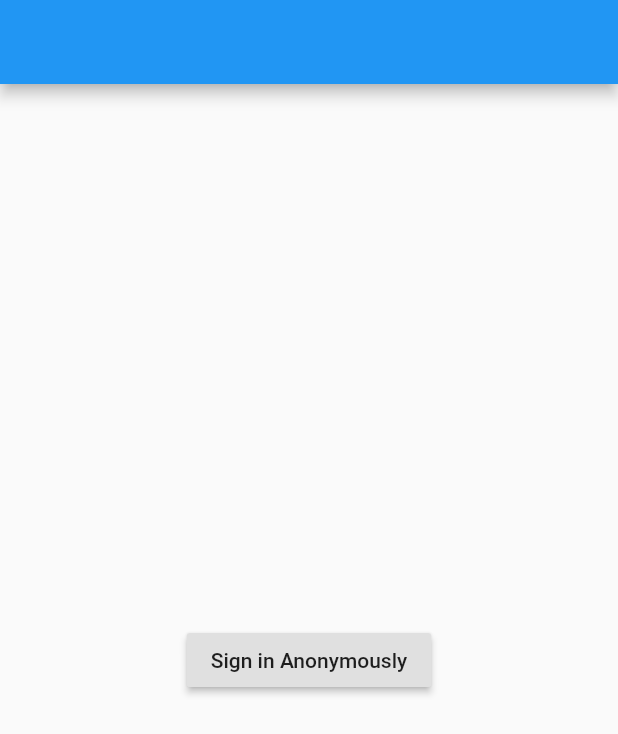
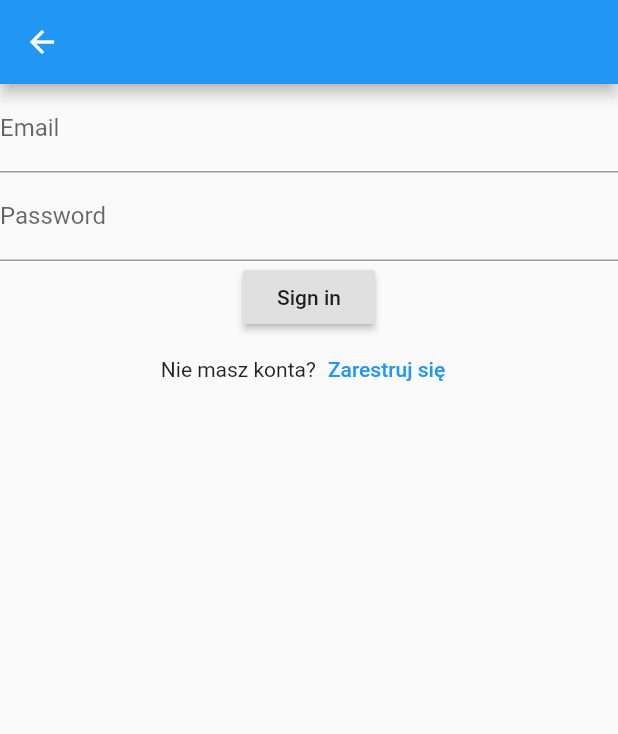
Before and after one commit to MaciekGab/safe_study, a Flutter app: the SignIn screen opened directly, on a phone screen of 412 x 824 dp. Shown: the top 734 px of the screen. Run offline on Flutter 3.47's test engine with Material 2 defaults, Android fonts, the phone set to English and light mode, and no system bars; our stand-ins replace firebase_auth, firebase_core; accounts and stored records are empty.

Commit message:
Added login and registration with Firebase Authentication

```diff
--- /dev/null
+++ b/lib/authentication_service.dart
@@ -0,0 +1,48 @@
+import 'package:firebase_auth/firebase_auth.dart';
+
+class AuthenticationService {
+  final FirebaseAuth _auth;
+
+  AuthenticationService(this._auth);
+
+  //zwraca User lub null
+  Stream<User> get authStateChanges => _auth.authStateChanges();
+
+  //sign in in anon
+  Future signInAnon() async {
+    try {
+      UserCredential userCredential = await _auth.signInAnonymously();
+      User user = userCredential.user;
+      return user;
+    } catch (e) {
+      print(e.toString());
+      return null;
+    }
+  }
+
+//sign in  with email & password
+  Future<String> signIn({String email, String password}) async {
+    try {
+      await _auth.signInWithEmailAndPassword(email: email, password: password);
+      return "Signed in";
+    } on FirebaseAuthException catch (e) {
+      return e.message;
+    }
+  }
+
+//register with emial & passoword
+  Future<String> signUp({String email, String password}) async {
+    try {
+      await _auth.createUserWithEmailAndPassword(
+          email: email, password: password);
+      return "Signed up";
+    } on FirebaseAuthException catch (e) {
+      return e.message;
+    }
+  }
+
+//sing out
+  Future<void> singOut() async {
+    await _auth.signOut();
+  }
+}
--- /dev/null
+++ b/lib/screens/auth/sign_in.dart
@@ -0,0 +1,48 @@
+import 'package:flutter/material.dart';
+import 'package:safe_study/authentication_service.dart';
+import 'package:provider/provider.dart';
+import 'package:safe_study/screens/auth/sign_up.dart';
+
+class SignIn extends StatefulWidget {
+  @override
+  _SignInState createState() => _SignInState();
+}
+
+class _SignInState extends State<SignIn> {
+  final TextEditingController emailController = TextEditingController();
+  final TextEditingController passwordController = TextEditingController();
+
+  @override
+  Widget build(BuildContext context) {
+    return Scaffold(
+      appBar: AppBar(),
+      body: Column(
+          children: [
+        TextFormField(
+          controller: emailController,
+          decoration: InputDecoration(labelText: "Email"),
+        ),
+        TextFormField(
+          controller: passwordController,
+          decoration: InputDecoration(labelText: "Password"),
+        ),
+        RaisedButton(
+            onPressed: () {
+              context.read<AuthenticationService>().signIn(
+                  email: emailController.text.trim(),
+                  password: passwordController.text.trim());
+            },
+            child: Text("Sign in")),
+            Row(
+              mainAxisAlignment: MainAxisAlignment.center,
+              children: [
+                Text("Nie masz konta?"),
+                TextButton(onPressed: () {
+                  Navigator.push(context, MaterialPageRoute(builder: (context) => SignUp()));
+                }, child: Text("Zarestruj się"))
+              ],
+            ),
+      ]),
+    );
+  }
+}
--- a/lib/screens/authenticate/sign_in.dart
+++ /dev/null
@@ -1,35 +0,0 @@
-import 'package:flutter/material.dart';
-import 'package:safe_study/screens/services/auth.dart';
-
-class SignIn extends StatefulWidget {
-  @override
-  _SignInState createState() => _SignInState();
-}
-
-class _SignInState extends State<SignIn> {
-  final AuthService _auth = AuthService();
-
-  @override
-  Widget build(BuildContext context) {
-    return Scaffold(
-      appBar: AppBar(),
-      body: Container(
-        child: Center(
-          child: RaisedButton(
-            child: Text('Sign in Anonymously'),
-            onPressed: () async {
-              dynamic result = await _auth.signInAnon();
-              if (result == null) {
-                print('no user');
-              }
-              else {
-                print('user sign in');
-                print(result);
-              }
-            },
-          ),
-        ),
-      ),
-    );
-  }
-}
--- a/lib/screens/services/auth.dart
+++ /dev/null
@@ -1,25 +0,0 @@
-import 'package:firebase_auth/firebase_auth.dart';
-
-class AuthService {
-
-  final FirebaseAuth _auth = FirebaseAuth.instance;
-
-  //sign in in anon
-  Future signInAnon() async{
-    try{
-       UserCredential userCredential = await _auth.signInAnonymously();
-       User user = userCredential.user;
-       return user;
-    }
-    catch(e){
-      print(e.toString());
-      return null;
-    }
-}
-  //sign in  with email & password
-
-  //register with emial & passoword
-
-  //sing out
-
-}
--- a/pubspec.yaml
+++ b/pubspec.yaml
@@ -27,7 +27,7 @@ dependencies:
   firebase_auth: ^0.18.4+1
   cloud_firestore: ^0.14.4
   firebase_core: ^0.5.3
-
+  provider: ^4.3.2+3
 
 dev_dependencies:
   flutter_test:
```
Also changed, not shown: lib/main.dart (+18 -4 lines), lib/screens/auth/sign_up.dart (added, +53 -0 lines), lib/screens/auth_wrapper.dart (added, +19 -0 lines), lib/screens/authenticate/authenticate.dart (deleted, +0 -20 lines), lib/screens/home/home.dart (+13 -1 lines), lib/screens/wrapper.dart (deleted, +0 -12 lines), pubspec.lock.
